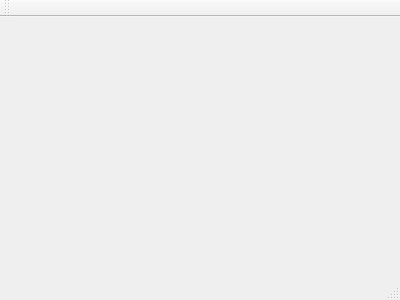
This is app/main_window.ui in AndLvovSky/exam-4-term as Qt 5 draws it before an edit. The edited form follows.
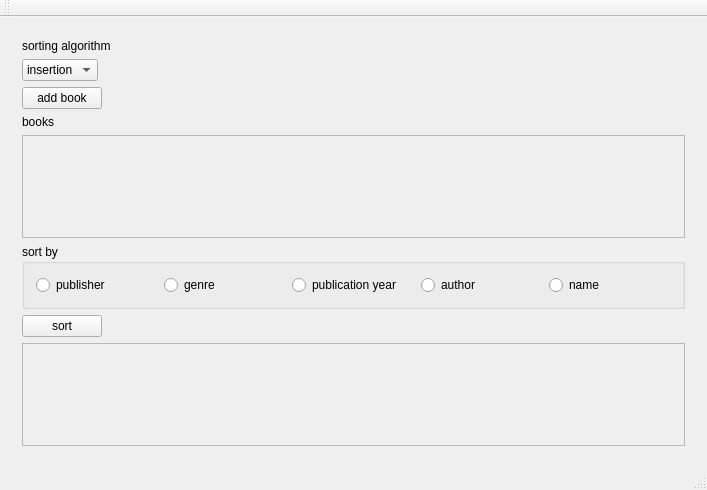
This is the edited form.

Commit message: Add basic ui for insertion sort

Diff of the .ui file:
```diff
--- a/app/main_window.ui
+++ b/app/main_window.ui
@@ -1,24 +1,216 @@
 <ui version="4.0">
  <class>MainWindow</class>
- <widget class="QMainWindow" name="MainWindow" >
-  <property name="geometry" >
+ <widget class="QMainWindow" name="MainWindow">
+  <property name="geometry">
    <rect>
     <x>0</x>
     <y>0</y>
-    <width>400</width>
-    <height>300</height>
+    <width>707</width>
+    <height>490</height>
    </rect>
   </property>
   <property name="windowTitle" >
    <string>MainWindow</string>
   </property>
-  <widget class="QMenuBar" name="menuBar" />
-  <widget class="QToolBar" name="mainToolBar" />
-  <widget class="QWidget" name="centralWidget" />
-  <widget class="QStatusBar" name="statusBar" />
+  <widget class="QWidget" name="centralWidget">
+   <layout class="QVBoxLayout" name="verticalLayout">
+    <item>
+     <widget class="QStackedWidget" name="stackedWidget">
+      <widget class="QWidget" name="sorting_page">
+       <layout class="QVBoxLayout" name="verticalLayout_3">
+        <item>
+         <widget class="QLabel" name="label">
+          <property name="sizePolicy">
+           <sizepolicy hsizetype="Maximum" vsizetype="Preferred">
+            <horstretch>0</horstretch>
+            <verstretch>0</verstretch>
+           </sizepolicy>
+          </property>
+          <property name="text">
+           <string>sorting algorithm</string>
+          </property>
+         </widget>
+        </item>
+        <item>
+         <widget class="QComboBox" name="chooseSortComboBox">
+          <property name="sizePolicy">
+           <sizepolicy hsizetype="Maximum" vsizetype="Fixed">
+            <horstretch>0</horstretch>
+            <verstretch>0</verstretch>
+           </sizepolicy>
+          </property>
+          <item>
+           <property name="text">
+            <string>insertion</string>
+           </property>
+          </item>
+         </widget>
+        </item>
+        <item>
+         <widget class="QPushButton" name="addBookSortButton">
+          <property name="sizePolicy">
+           <sizepolicy hsizetype="Maximum" vsizetype="Fixed">
+            <horstretch>0</horstretch>
+            <verstretch>0</verstretch>
+           </sizepolicy>
+          </property>
+          <property name="text">
+           <string>add book</string>
+          </property>
+         </widget>
+        </item>
+        <item>
+         <widget class="QLabel" name="label_3">
+          <property name="text">
+           <string>books</string>
+          </property>
+         </widget>
+        </item>
+        <item>
+         <widget class="QScrollArea" name="scrollArea">
+          <property name="widgetResizable">
+           <bool>true</bool>
+          </property>
+          <widget class="QWidget" name="scrollAreaWidgetContents">
+           <property name="geometry">
+            <rect>
+             <x>0</x>
+             <y>0</y>
+             <width>669</width>
+             <height>107</height>
+            </rect>
+           </property>
+           <layout class="QVBoxLayout" name="verticalLayout_2">
+            <item>
+             <widget class="QLabel" name="booksLabel">
+              <property name="sizePolicy">
+               <sizepolicy hsizetype="Preferred" vsizetype="Preferred">
+                <horstretch>0</horstretch>
+                <verstretch>0</verstretch>
+               </sizepolicy>
+              </property>
+              <property name="text">
+               <string/>
+              </property>
+             </widget>
+            </item>
+           </layout>
+          </widget>
+         </widget>
+        </item>
+        <item>
+         <widget class="QGroupBox" name="groupBox">
+          <property name="title">
+           <string>sort by</string>
+          </property>
+          <layout class="QHBoxLayout" name="horizontalLayout">
+           <item>
+            <widget class="QRadioButton" name="radioButton">
+             <property name="text">
+              <string>publisher</string>
+             </property>
+            </widget>
+           </item>
+           <item>
+            <widget class="QRadioButton" name="radioButton_2">
+             <property name="text">
+              <string>genre</string>
+             </property>
+            </widget>
+           </item>
+           <item>
+            <widget class="QRadioButton" name="radioButton_3">
+             <property name="text">
+              <string>publication year</string>
+             </property>
+            </widget>
+           </item>
+           <item>
+            <widget class="QRadioButton" name="radioButton_4">
+             <property name="text">
+              <string>author</string>
+             </property>
+            </widget>
+           </item>
+           <item>
+            <widget class="QRadioButton" name="radioButton_5">
+             <property name="text">
+              <string>name</string>
+             </property>
+            </widget>
+           </item>
+          </layout>
+         </widget>
+        </item>
+        <item>
+         <widget class="QPushButton" name="pushButton">
+          <property name="sizePolicy">
+           <sizepolicy hsizetype="Maximum" vsizetype="Fixed">
+            <horstretch>0</horstretch>
+            <verstretch>0</verstretch>
+           </sizepolicy>
+          </property>
+          <property name="text">
+           <string>sort</string>
+          </property>
+         </widget>
+        </item>
+        <item>
+         <widget class="QScrollArea" name="scrollArea_2">
+          <property name="sizePolicy">
+           <sizepolicy hsizetype="Expanding" vsizetype="MinimumExpanding">
+            <horstretch>0</horstretch>
+            <verstretch>0</verstretch>
+           </sizepolicy>
+          </property>
+          <property name="widgetResizable">
+           <bool>true</bool>
+          </property>
+          <widget class="QWidget" name="scrollAreaWidgetContents_2">
+           <property name="geometry">
+            <rect>
+             <x>0</x>
+             <y>0</y>
+             <width>669</width>
+             <height>106</height>
+            </rect>
+           </property>
+           <layout class="QVBoxLayout" name="verticalLayout_5">
+            <item>
+             <layout class="QVBoxLayout" name="sortVisualizationLayout"/>
+            </item>
+           </layout>
+          </widget>
+         </widget>
+        </item>
+       </layout>
+      </widget>
+      <widget class="QWidget" name="another_page"/>
+     </widget>
+    </item>
+   </layout>
+  </widget>
+  <widget class="QMenuBar" name="menuBar">
+   <property name="geometry">
+    <rect>
+     <x>0</x>
+     <y>0</y>
+     <width>707</width>
+     <height>21</height>
+    </rect>
+   </property>
+  </widget>
+  <widget class="QToolBar" name="mainToolBar">
+   <attribute name="toolBarArea">
+    <enum>TopToolBarArea</enum>
+   </attribute>
+   <attribute name="toolBarBreak">
+    <bool>false</bool>
+   </attribute>
+  </widget>
+  <widget class="QStatusBar" name="statusBar"/>
  </widget>
- <layoutDefault spacing="6" margin="11" />
- <pixmapfunction></pixmapfunction>
+ <layoutdefault spacing="6" margin="11"/>
  <resources/>
  <connections/>
 </ui>
```
Left out of the diff: 3 changed lines with no effect on the pictures. The commit also changes 11 other files.
